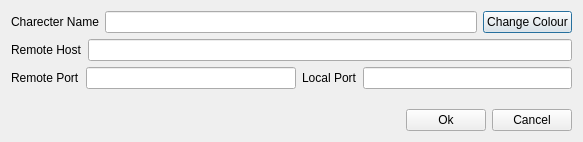
This is src/groupmanagersettings.ui in zpc930/pandoramapper as Qt 5 draws it before an edit. The edited form follows.
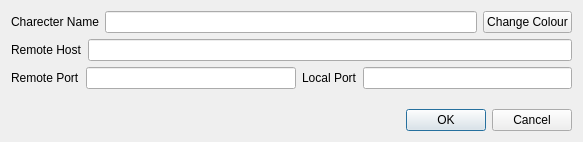
This is the edited form.

Commit message: refactored Configurator. (renamed the file, renamed all old_function_name stuff to newFunctionName) added CharColour to all groupManager added groupManager Form and layout generation, added this to configurator as well. added functionality to settings dialog for groupManager. All except color works.

```diff
--- a/src/groupmanagersettings.ui
+++ b/src/groupmanagersettings.ui
@@ -107,16 +107,12 @@
       </spacer>
      </item>
      <item>
-      <widget class="QPushButton" name="pushButton_ok" >
-       <property name="text" >
-        <string>Ok</string>
+      <widget class="QDialogButtonBox" name="buttonBox" >
+       <property name="orientation" >
+        <enum>Qt::Horizontal</enum>
        </property>
-      </widget>
-     </item>
-     <item>
-      <widget class="QPushButton" name="pushButton_cancel" >
-       <property name="text" >
-        <string>Cancel</string>
+       <property name="standardButtons" >
+        <set>QDialogButtonBox::Cancel|QDialogButtonBox::NoButton|QDialogButtonBox::Ok</set>
        </property>
       </widget>
      </item>
```
Left out of the diff: 23 changed lines with no effect on the pictures. The commit also changes 26 other files.
